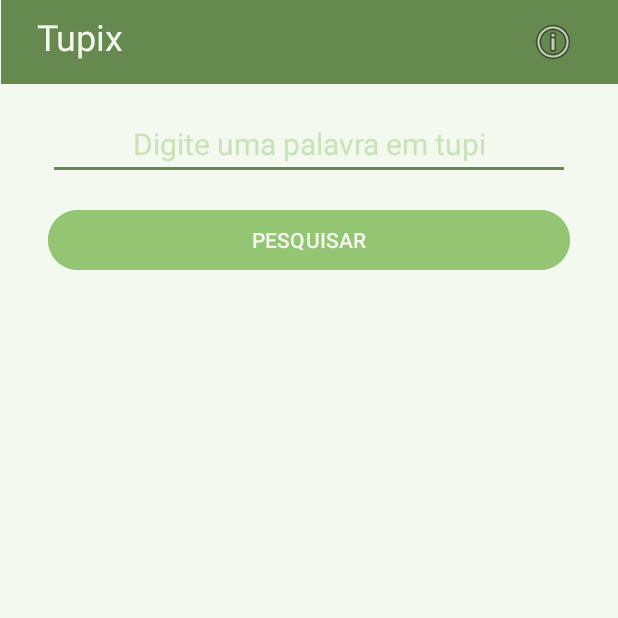
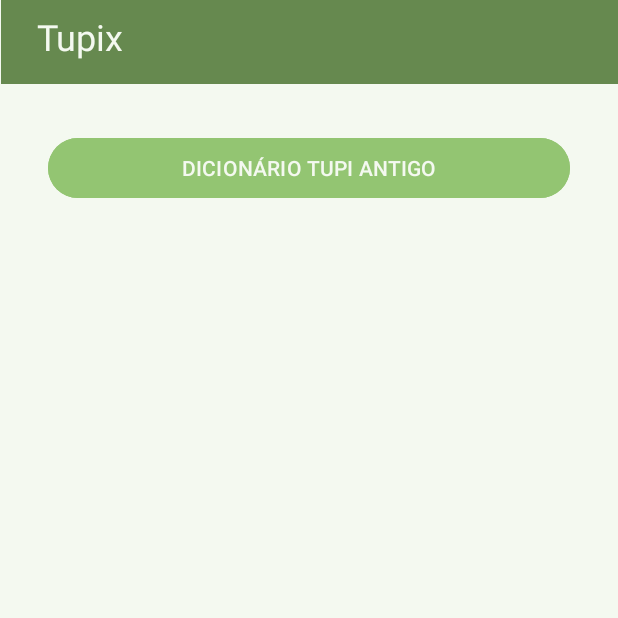
Before and after one commit to rontekhne/tupix, an Android app: the screen it shows after launch (MainActivity), on a phone screen of 412 x 824 dp, the top half of it. Run offline under Robolectric (Android 15) with nearby library versions, the phone set to English and light mode, and no system bars.

Commit message:
added new activity for dictionary and left the main activity as a main menu

```diff
--- a/app/src/main/AndroidManifest.xml
+++ b/app/src/main/AndroidManifest.xml
@@ -13,6 +13,9 @@
         android:theme="@style/Theme.Tupix"
         tools:targetApi="31">
         <activity
+            android:name=".DictionaryActivity"
+            android:exported="false" />
+        <activity
             android:name=".MainActivity"
             android:exported="true">
             <intent-filter>
--- a/app/src/main/java/com/rontekhne/tupix/MainActivity.java
+++ b/app/src/main/java/com/rontekhne/tupix/MainActivity.java
@@ -1,42 +1,26 @@
 package com.rontekhne.tupix;
 
+import android.content.Intent;
 import android.os.Bundle;
 import android.view.View;
-import android.widget.EditText;
-import android.widget.TextView;
+import android.widget.Button;
 import androidx.appcompat.app.AppCompatActivity;
 
 public class MainActivity extends AppCompatActivity {
 
-    private EditText textInput;
-    private TextView textResult;
-
+    private Button dictionaryTupiButton;
     @Override
     protected void onCreate(Bundle savedInstanceState) {
         super.onCreate(savedInstanceState);
         setContentView(R.layout.activity_main);
 
-        textInput = findViewById(R.id.textInput);
-        textResult = findViewById(R.id.textResult);
-        // textResult.setMovementMethod(new android.text.method.ScrollingMovementMethod());
-    }
+        dictionaryTupiButton = findViewById(R.id.DictionaryTupiButton);
 
-    public void search(View view) {
-        // scroll to the top when the search button is clicked
-        textResult.scrollTo(0, 0);
-
-        // hide keyboard
-        android.view.inputmethod.InputMethodManager inputMethodManager = (android.view.inputmethod.InputMethodManager) getSystemService(android.content.Context.INPUT_METHOD_SERVICE);
-        if (inputMethodManager != null) {
-            inputMethodManager.hideSoftInputFromWindow(textInput.getWindowToken(), 0);
-        }
-
-        // call the search method from TupixDictionary
-        TupixDictionary.search(this, textInput.getText(), textResult);
-    }
-
-    public void showInfo(View view)
-    {
-        TupixDictionary.showInfo(this);
+        dictionaryTupiButton.setOnClickListener(new View.OnClickListener() {
+            @Override
+            public void onClick(View v) {
+                startActivity(new Intent(MainActivity.this, DictionaryActivity.class));
+            }
+        });
     }
 }
--- /dev/null
+++ b/app/src/main/res/drawable/baseline_arrow_back.xml
@@ -0,0 +1,5 @@
+<vector android:autoMirrored="true" android:height="48dp"
+    android:tint="#000000" android:viewportHeight="24"
+    android:viewportWidth="24" android:width="48dp" xmlns:android="http://schemas.android.com/apk/res/android">
+    <path android:fillColor="@android:color/white" android:pathData="M20,11H7.83l5.59,-5.59L12,4l-8,8 8,8 1.41,-1.41L7.83,13H20v-2z"/>
+</vector>
--- a/app/src/main/res/layout/activity_main.xml
+++ b/app/src/main/res/layout/activity_main.xml
@@ -19,76 +19,6 @@
         app:layout_constraintStart_toStartOf="parent"
         app:layout_constraintTop_toTopOf="parent" />
 
-    <EditText
-        android:id="@+id/textInput"
-        android:layout_width="0dp"
-        android:layout_height="wrap_content"
-        android:layout_marginStart="32dp"
-        android:layout_marginTop="16dp"
-        android:layout_marginEnd="32dp"
-        android:backgroundTint="@color/primaryText"
-        android:cursorVisible="false"
-        android:ems="10"
-        android:gravity="center"
-        android:hint="@string/input"
-        android:inputType="text"
-        android:minHeight="48dp"
-        android:textColor="@color/primaryText"
-        android:textColorHighlight="@color/buttonColor"
-        android:textColorHint="@color/hintText"
-        android:textColorLink="@color/buttonColor"
-        android:textSize="20sp"
-        app:layout_constraintEnd_toEndOf="parent"
-        app:layout_constraintStart_toStartOf="parent"
-        app:layout_constraintTop_toBottomOf="@+id/toolbar"
-        tools:ignore="Autofill,TextContrastCheck" />
-
-    <Button
-        android:id="@+id/searchButton"
-        android:layout_width="0dp"
-        android:layout_height="48dp"
-        android:layout_marginStart="32dp"
-        android:layout_marginTop="16dp"
-        android:layout_marginEnd="32dp"
-        android:backgroundTint="@color/buttonColor"
-        android:backgroundTintMode="add"
-        android:onClick="search"
-        android:text="@string/search"
-        android:textColor="@color/secondaryText"
-        android:textColorHighlight="@color/buttonColor"
-        android:textColorHint="@color/buttonColor"
-        android:textColorLink="@color/buttonColor"
-        android:visibility="visible"
-        app:layout_constraintEnd_toEndOf="parent"
-        app:layout_constraintStart_toStartOf="parent"
-        app:layout_constraintTop_toBottomOf="@+id/textInput"
-        tools:ignore="TextContrastCheck" />
-
-    <ScrollView
-        android:id="@+id/scrollView"
-        android:layout_width="0dp"
-        android:layout_height="0dp"
-        android:layout_marginStart="16dp"
-        android:layout_marginTop="16dp"
-        android:layout_marginEnd="16dp"
-        android:layout_marginBottom="16dp"
-        android:scrollbarSize="0dp"
-        app:layout_constraintBottom_toBottomOf="parent"
-        app:layout_constraintEnd_toEndOf="parent"
-        app:layout_constraintStart_toStartOf="parent"
-        app:layout_constraintTop_toBottomOf="@+id/searchButton">
-
-        <TextView
-            android:id="@+id/textResult"
-            android:layout_width="match_parent"
-            android:layout_height="match_parent"
-            android:textColor="@color/primaryText"
-            android:textColorHighlight="@color/primaryText"
-            android:textColorHint="@color/primaryText"
-            android:textColorLink="@color/primaryText"
-            tools:ignore="ScrollViewSize" />
-    </ScrollView>
-
     <TextView
         android:id="@+id/textView"
         android:layout_width="wrap_content"
@@ -96,25 +26,29 @@
         android:layout_marginStart="24dp"
         android:layout_marginTop="8dp"
         android:background="@color/dialogBackground"
-        android:text="@string/app_name"
+        android:text= "@string/app_name"
         android:textColor="@color/secondaryText"
         android:textSize="24sp"
         app:layout_constraintStart_toStartOf="@+id/toolbar"
         app:layout_constraintTop_toTopOf="parent"
         tools:ignore="TextContrastCheck" />
 
-    <ImageButton
-        android:id="@+id/infoButton"
-        android:layout_width="39dp"
-        android:layout_height="39dp"
-        android:layout_marginTop="8dp"
-        android:layout_marginEnd="24dp"
-        android:background="@color/dialogBackground"
-        android:backgroundTint="@color/dialogBackground"
-        android:onClick="showInfo"
+    <Button
+        android:id="@+id/DictionaryTupiButton"
+        android:layout_width="0dp"
+        android:layout_height="wrap_content"
+        android:layout_marginStart="32dp"
+        android:layout_marginTop="32dp"
+        android:layout_marginEnd="32dp"
+        android:backgroundTint="@color/buttonColor"
+        android:text="@string/dicionario_tupi_antigo"
+        android:textColor="@color/secondaryText"
+        android:textColorHighlight="@color/buttonColor"
+        android:textColorHint="@color/buttonColor"
+        android:textColorLink="@color/buttonColor"
         app:layout_constraintEnd_toEndOf="parent"
-        app:layout_constraintTop_toTopOf="parent"
-        app:srcCompat="@android:drawable/ic_menu_info_details"
-        tools:ignore="ContentDescription,SpeakableTextPresentCheck,TouchTargetSizeCheck,ImageContrastCheck" />
+        app:layout_constraintStart_toStartOf="parent"
+        app:layout_constraintTop_toBottomOf="@+id/toolbar"
+        tools:ignore="TextContrastCheck" />
 
 </androidx.constraintlayout.widget.ConstraintLayout>
--- a/app/src/main/res/values/strings.xml
+++ b/app/src/main/res/values/strings.xml
@@ -3,4 +3,5 @@
     <string name="search">PESQUISAR</string>
     <string name="input">Digite uma palavra em tupi</string>
     <string name="word_not_found">:( Palavra não encontrada no dicionário!</string>
+    <string name="dicionario_tupi_antigo">DICIONÁRIO TUPI ANTIGO</string>
 </resources>
```
Also changed, not shown: app/src/main/java/com/rontekhne/tupix/DictionaryActivity.java (added, +52 -0 lines), app/src/main/res/layout/activity_dictionary.xml (added, +134 -0 lines).
